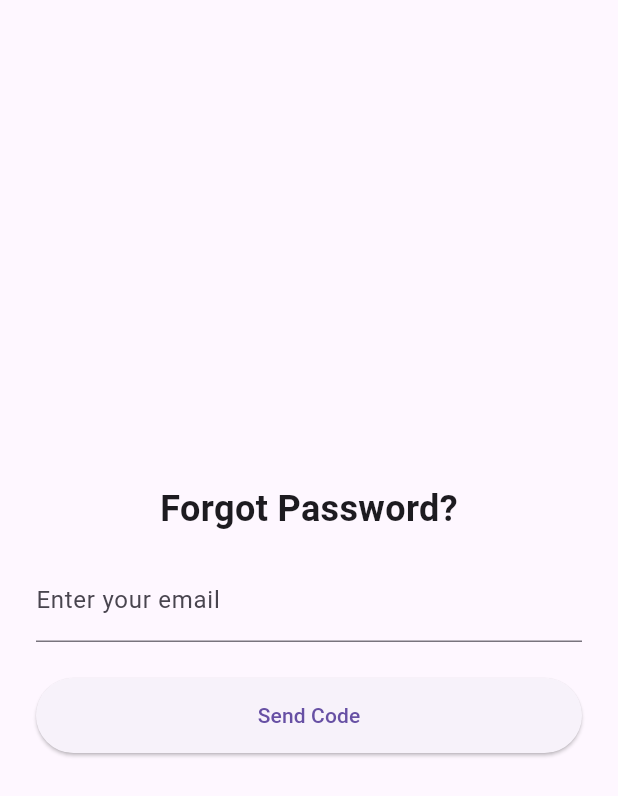
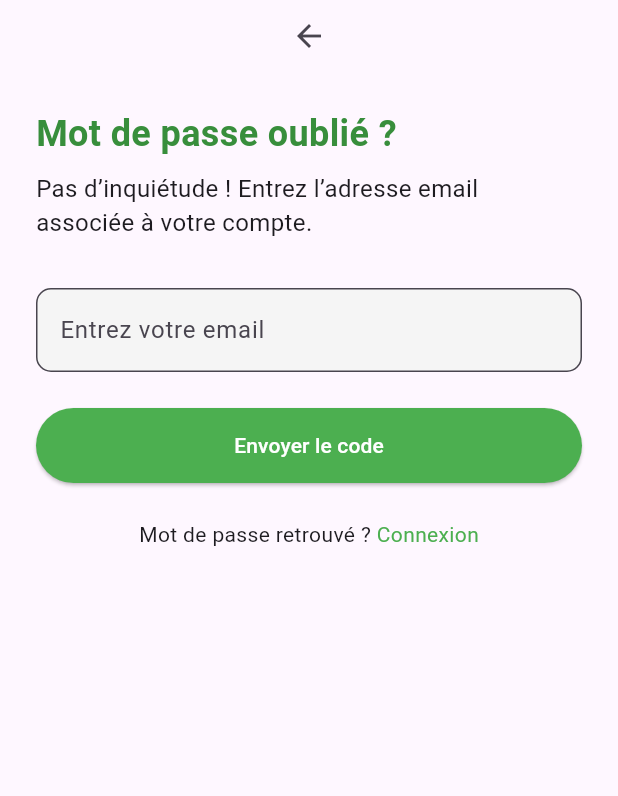
Before and after one commit to Lordpanda2003/Recycle-App, a Flutter app: the ForgotPasswordPage screen opened directly, on a phone screen of 412 x 824 dp. Shown: the top 796 px of the screen. Run offline on Flutter 3.47's test engine with Material 3 defaults, Android fonts, the phone set to English and light mode, and no system bars; our stand-ins replace google_maps_flutter; missing offline and left inert: flutter_polyline_points.

Commit message:
Zeus fix 3

```diff
--- a/lib/main.dart
+++ b/lib/main.dart
@@ -2,10 +2,11 @@ import 'package:flutter/material.dart';
 import 'package:google_maps_flutter/google_maps_flutter.dart';
 import 'package:recycle_app/screens/ResetPasswordPage.dart';
 import 'package:recycle_app/screens/SuccessPage.dart';
-
+import 'screens/RegisterPage.dart';
 import 'screens/search_screen.dart';
 import 'screens/LoginPage_screen.dart';
 import 'screens/itinerary_screen.dart';
+import 'screens/ForgotPasswordPage_screen.dart';
 
 void main() {
   runApp(const MyApp());
@@ -21,8 +22,14 @@ class MyApp extends StatelessWidget {
       theme: ThemeData(
         primarySwatch: Colors.green,
       ),
-        // home: const LocationDetailScreen(name: 'Centre CETIC', description: '', imageUrl: 'https://www.ashevillenc.gov/wp-content/uploads/2018/10/Depositphotos_189750556_xl-2015.jpg', location: LatLng(3.8494881127188076, 11.519551203064225), distance: '20mi away', openTime: '1AM-5PM', price: 'Free',),
-        home: LoginPage(),
+      initialRoute: '/login',
+      routes: {
+    '/login': (context) => LoginPage(),
+    '/register': (context) => RegisterPage(),
+    '/forgot': (context) => ForgotPasswordPage(),
+    '/reset': (context) => ResetPasswordPage(),
+    '/success': (context) => SuccessPage(),
+  },
     );
   }
 }
--- a/lib/screens/ForgotPasswordPage_screen.dart
+++ b/lib/screens/ForgotPasswordPage_screen.dart
@@ -1,24 +1,73 @@
 import 'package:flutter/material.dart';
 
 class ForgotPasswordPage extends StatelessWidget {
+  const ForgotPasswordPage({super.key});
+
   @override
   Widget build(BuildContext context) {
     return Scaffold(
-      body: Padding(
-        padding: EdgeInsets.all(24),
-        child: Column(
-          mainAxisAlignment: MainAxisAlignment.center,
-          children: [
-            Text("Forgot Password?", style: TextStyle(fontSize: 24, fontWeight: FontWeight.bold)),
-            SizedBox(height: 16),
-            TextField(decoration: InputDecoration(labelText: "Enter your email")),
-            SizedBox(height: 24),
-            ElevatedButton(
-              onPressed: () => Navigator.pushNamed(context, '/new_password'),
-              child: Text("Send Code"),
-              style: ElevatedButton.styleFrom(minimumSize: Size(double.infinity, 50)),
-            ),
-          ],
+      body: SafeArea(
+        child: Padding(
+          padding: const EdgeInsets.symmetric(horizontal: 24.0),
+          child: ListView(
+            children: [
+              IconButton(
+                icon: Icon(Icons.arrow_back),
+                onPressed: () => Navigator.pop(context),
+              ),
+              SizedBox(height: 24),
+              Text(
+                "Mot de passe oublié ?",
+                style: TextStyle(
+                  fontSize: 24,
+                  fontWeight: FontWeight.bold,
+                  color: Colors.green[700],
+                ),
+              ),
+              SizedBox(height: 8),
+              Text(
+                "Pas d’inquiétude ! Entrez l’adresse email associée à votre compte.",
+                style: TextStyle(fontSize: 16),
+              ),
+              SizedBox(height: 32),
+              TextField(
+                decoration: InputDecoration(
+                  hintText: "Entrez votre email",
+                  border: OutlineInputBorder(
+                    borderRadius: BorderRadius.circular(10),
+                  ),
+                  filled: true,
+                  fillColor: Colors.grey[100],
+                ),
+              ),
+              SizedBox(height: 24),
+              ElevatedButton(
+                onPressed: () {
+                  Navigator.pushNamed(context, '/reset');
+                },
+                style: ElevatedButton.styleFrom(
+                  backgroundColor: Colors.green,
+                  foregroundColor: Colors.white,
+                  minimumSize: Size(double.infinity, 50),
+                ),
+                child: Text("Envoyer le code"),
+              ),
+              SizedBox(height: 24),
+              Row(
+                mainAxisAlignment: MainAxisAlignment.center,
+                children: [
+                  Text("Mot de passe retrouvé ? "),
+                  GestureDetector(
+                    onTap: () => Navigator.pushNamed(context, '/login'),
+                    child: Text(
+                      "Connexion",
+                      style: TextStyle(color: Colors.green),
+                    ),
+                  ),
+                ],
+              ),
+            ],
+          ),
         ),
       ),
     );
--- a/lib/screens/LoginPage_screen.dart
+++ b/lib/screens/LoginPage_screen.dart
@@ -38,7 +38,7 @@ class LoginPage extends StatelessWidget {
                 ),
               ),
               ElevatedButton(
-                onPressed: () {},
+                onPressed: () => Navigator.pushNamed(context, '/home'),
                 child: Text("Login"),
                 style: ElevatedButton.styleFrom(
                   backgroundColor: Color(0xFF28B446),
--- a/lib/screens/RegisterPage.dart
+++ b/lib/screens/RegisterPage.dart
@@ -35,7 +35,7 @@ class RegisterPage extends StatelessWidget {
               _buildTextField("Confirm password", obscureText: true),
               SizedBox(height: 24),
               ElevatedButton(
-                onPressed: () {},
+                onPressed: () => Navigator.pushNamed(context, '/home'),
                 style: ElevatedButton.styleFrom(
                   backgroundColor: Colors.green,
                   foregroundColor: Colors.white,
```
Also changed, not shown: lib/screens/SuccessPage.dart (indentation only).
